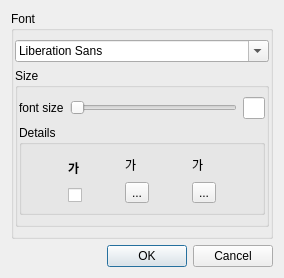
Before: the Qt Designer form ToolBtn/settextwidget.ui in smoothie316/Qt, drawn with Qt 5.
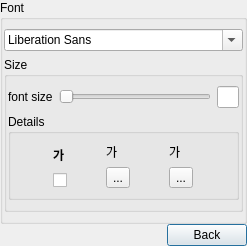
After: the same form once the commit is applied.

```diff
--- a/ToolBtn/settextwidget.ui
+++ b/ToolBtn/settextwidget.ui
@@ -9,8 +9,8 @@
    <rect>
     <x>0</x>
     <y>0</y>
-    <width>284</width>
-    <height>278</height>
+    <width>247</width>
+    <height>239</height>
    </rect>
   </property>
   <property name="sizePolicy">
@@ -23,6 +23,21 @@
    <string>Dialog</string>
   </property>
   <layout class="QVBoxLayout" name="verticalLayout">
+   <property name="spacing">
+    <number>0</number>
+   </property>
+   <property name="leftMargin">
+    <number>0</number>
+   </property>
+   <property name="topMargin">
+    <number>0</number>
+   </property>
+   <property name="rightMargin">
+    <number>0</number>
+   </property>
+   <property name="bottomMargin">
+    <number>0</number>
+   </property>
    <item>
     <widget class="QGroupBox" name="groupBox">
      <property name="title">
@@ -188,14 +203,28 @@
     </widget>
    </item>
    <item>
-    <widget class="QDialogButtonBox" name="buttonBox">
-     <property name="orientation">
-      <enum>Qt::Horizontal</enum>
-     </property>
-     <property name="standardButtons">
-      <set>QDialogButtonBox::Cancel|QDialogButtonBox::Ok</set>
-     </property>
-    </widget>
+    <layout class="QHBoxLayout" name="horizontalLayout_2">
+     <item>
+      <spacer name="horizontalSpacer">
+       <property name="orientation">
+        <enum>Qt::Horizontal</enum>
+       </property>
+       <property name="sizeHint" stdset="0">
+        <size>
+         <width>40</width>
+         <height>20</height>
+        </size>
+       </property>
+      </spacer>
+     </item>
+     <item>
+      <widget class="QPushButton" name="pushButton">
+       <property name="text">
+        <string>Back</string>
+       </property>
+      </widget>
+     </item>
+    </layout>
    </item>
   </layout>
  </widget>
```
Left out of the diff: 35 changed lines with no effect on the pictures.
